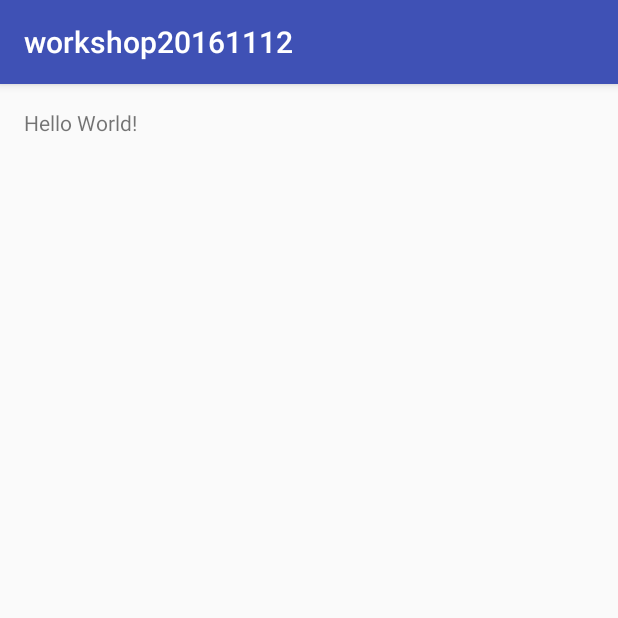
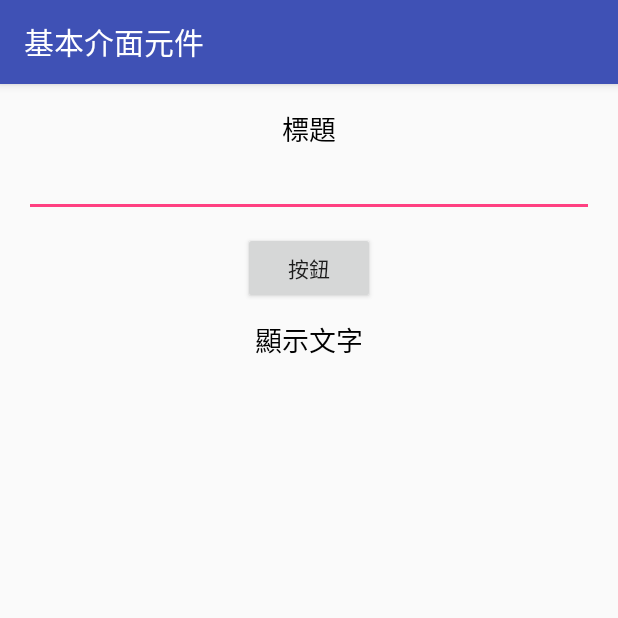
Before and after one commit to yo-ga/2016-Android-Workshop, an Android app: the screen it shows after launch (MainActivity), on a phone screen of 412 x 824 dp, the top half of it. Run offline under Robolectric (Android 15) with nearby library versions, the phone set to English and light mode, and no system bars.

Commit message:
Update the example.

```diff
--- a/workshop20161112/app/src/main/java/com/yoga/workshop20161112/MainActivity.java
+++ b/workshop20161112/app/src/main/java/com/yoga/workshop20161112/MainActivity.java
@@ -2,12 +2,32 @@ package com.yoga.workshop20161112;
 
 import android.support.v7.app.AppCompatActivity;
 import android.os.Bundle;
+import android.view.View;
+import android.widget.Button;
+import android.widget.EditText;
+import android.widget.TextView;
 
 public class MainActivity extends AppCompatActivity {
+
+    private EditText ed1;
+    private Button btn;
+    private TextView tv1;
 
     @Override
     protected void onCreate(Bundle savedInstanceState) {
         super.onCreate(savedInstanceState);
         setContentView(R.layout.activity_main);
+
+        ed1 = (EditText) findViewById(R.id.ed1);
+        btn = (Button) findViewById(R.id.button);
+        tv1 = (TextView) findViewById(R.id.textReview);
+        btn.setOnClickListener(btnViewText);
     }
+
+    private  Button.OnClickListener btnViewText = new Button.OnClickListener(){
+        @Override
+        public void onClick(View view) {
+            tv1.setText(ed1.getText());
+        }
+    };
 }
--- a/workshop20161112/app/src/main/res/layout/activity_main.xml
+++ b/workshop20161112/app/src/main/res/layout/activity_main.xml
@@ -11,7 +11,41 @@
     tools:context="com.yoga.workshop20161112.MainActivity">
 
     <TextView
+        android:layout_width="match_parent"
+        android:layout_height="wrap_content"
+        android:text="@string/title"
+        android:textSize="18sp"
+        android:textColor="@android:color/black"
+        android:textAlignment="center"
+        android:layout_alignParentTop="true"
+        android:layout_alignParentStart="true"
+        android:id="@+id/textView" />
+
+    <EditText
+        android:layout_width="match_parent"
+        android:layout_height="wrap_content"
+        android:id="@+id/ed1"
+        android:layout_below="@+id/textView"
+        android:layout_centerHorizontal="true" />
+
+    <Button
         android:layout_width="wrap_content"
         android:layout_height="wrap_content"
-        android:text="Hello World!" />
+        android:id="@+id/button"
+        android:text="@string/button"
+        android:layout_marginTop="10dp"
+        android:layout_below="@+id/ed1"
+        android:layout_centerHorizontal="true" />
+
+    <TextView
+        android:layout_width="wrap_content"
+        android:layout_height="wrap_content"
+        android:id="@+id/textReview"
+        android:text="@string/result"
+        android:textSize="18dp"
+        android:textColor="@android:color/black"
+        android:layout_below="@id/button"
+        android:layout_marginTop="10dp"
+        android:layout_centerHorizontal="true"/>
+
 </RelativeLayout>
--- a/workshop20161112/app/src/main/res/values/strings.xml
+++ b/workshop20161112/app/src/main/res/values/strings.xml
@@ -1,3 +1,6 @@
 <resources>
-    <string name="app_name">workshop20161112</string>
+    <string name="app_name">基本介面元件</string>
+    <string name="title">標題</string>
+    <string name="button">按鈕</string>
+    <string name="result">顯示文字</string>
 </resources>
```
